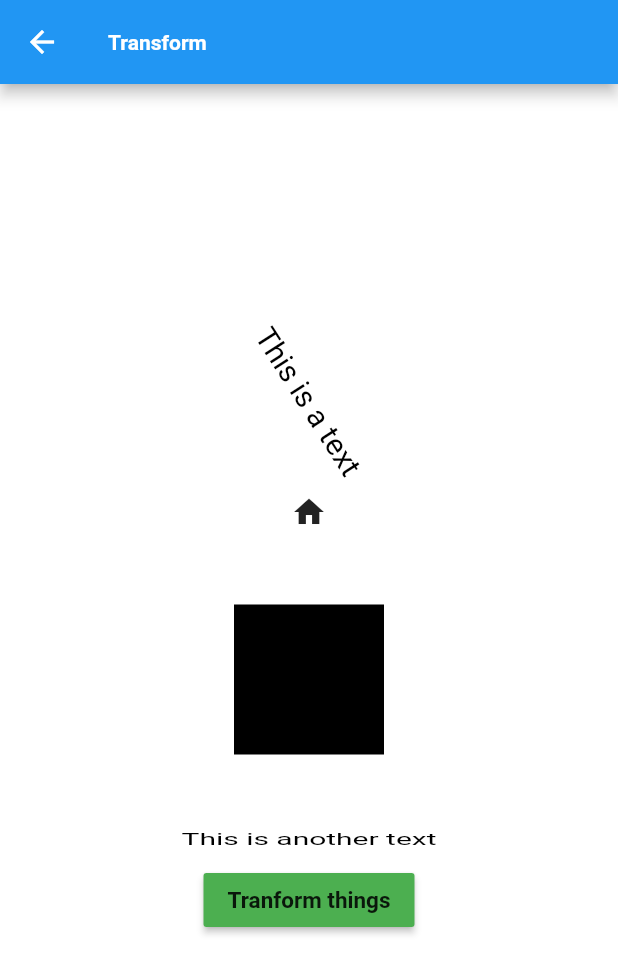
After one commit to hmmisthisgood/brodway-6-am-feb-april, a Flutter app: the TransformWidget screen opened directly, on a phone screen of 412 x 824 dp. The commit adds this screen. Shown: the top 974 px of the screen. Run offline on Flutter 3.47's test engine with Material 2 defaults, Android fonts, the phone set to English and light mode, and no system bars; our stand-ins replace animated_bottom_navigation_bar, easy_localization, firebase_auth, firebase_core, flutter_bloc, flutter_custom_clippers and 11 more; missing offline and left inert: flutter_facebook_auth; accounts and stored records are empty.

Commit message:
Transform widget used

```diff
--- a/tiktok/lib/feature/random/ui/random_ui.dart
+++ b/tiktok/lib/feature/random/ui/random_ui.dart
@@ -1,9 +1,11 @@
 import 'package:flutter/material.dart';
 import 'package:tiktok/feature/random/ui/animated_screen.dart';
+import 'package:tiktok/feature/random/ui/animation_with_controller.dart';
 import 'package:tiktok/feature/random/ui/clipper.dart';
 import 'package:tiktok/feature/random/ui/hero1.dart';
 import 'package:tiktok/feature/random/ui/lottie_screen.dart';
 import 'package:tiktok/feature/random/ui/screen_with_provider.dart';
+import 'package:tiktok/feature/random/ui/transform_widget.dart';
 import 'package:tiktok/feature/random/ui/value_listnable.dart';
 
 import '../../../common/navigation/custom_navigation.dart';
@@ -22,6 +24,11 @@ class RandomUi extends StatelessWidget {
     {"screen": "Provider usage", "widget": ProviderScreen()},
     {"screen": "Stream builder", "widget": StreamUi()},
     {"screen": "Value listenable builder", "widget": ValueListenableWidget()},
+    {
+      "screen": "Animation with custom controller",
+      "widget": AnimWithController()
+    },
+    {"screen": "Transform screen", "widget": TransformWidget()}
   ];
 
   @override
--- /dev/null
+++ b/tiktok/lib/feature/random/ui/transform_widget.dart
@@ -0,0 +1,93 @@
+import 'dart:math';
+
+import 'package:flutter/material.dart';
+
+class TransformWidget extends StatefulWidget {
+  const TransformWidget({Key? key}) : super(key: key);
+
+  @override
+  State<TransformWidget> createState() => _TransformWidgetState();
+}
+
+class _TransformWidgetState extends State<TransformWidget> {
+  Offset offset = Offset.zero;
+  double scale = 1.0;
+  double angle = 1.0;
+
+  @override
+  Widget build(BuildContext context) {
+    return Scaffold(
+      appBar: AppBar(
+        title: Text("Transform"),
+      ),
+      body: Container(
+        width: double.infinity,
+        child: Column(
+          mainAxisAlignment: MainAxisAlignment.center,
+          children: [
+            // RotatedBox(
+            //     quarterTurns: 2,
+            //     child: Text(
+            //       "This is a text",
+            //       style: TextStyle(fontSize: 20),
+            //     )),
+
+            /// transform widgett
+
+            Transform.rotate(
+              angle: angle,
+              child: Text("This is a text", style: TextStyle(fontSize: 20)),
+            ),
+
+            SizedBox(height: 50),
+            Transform.scale(
+              scale: scale,
+              child: Icon(
+                Icons.home,
+              ),
+            ),
+            SizedBox(height: 50),
+
+// [1 0 0 0
+//  0 1 0 0 =I
+//  0 0 1 0
+//  0 0 0 1
+// ]
+
+// [0 0 0
+// 0 0 0
+            // 0 0 0
+// ]
+
+            /// (0,0), (100,200)
+            Transform.translate(
+              offset: offset,
+              child: Container(height: 100, width: 100, color: Colors.black),
+            ),
+            SizedBox(height: 50),
+//3.14
+            Transform(
+              transform: Matrix4(1, 0, 0, 0, 0, 1, 0, 0, 0, 0, 1, 0, 0, 0, 0, 1)
+                ..rotateX(angle),
+              // ..rotateY(angle)
+              // ..translate(2),
+              child:
+                  Text("This is another text", style: TextStyle(fontSize: 20)),
+            ),
+
+            MaterialButton(
+              onPressed: () {
+                offset = Offset(150, 200);
+                angle = pi / 4;
+                scale = 5;
+                setState(() {});
+              },
+              color: Colors.green,
+              child: Text("Tranform things"),
+            )
+          ],
+        ),
+      ),
+    );
+  }
+}
--- a/tiktok/pubspec.yaml
+++ b/tiktok/pubspec.yaml
@@ -40,7 +40,7 @@ dependencies:
   fluttertoast: ^8.0.9
   flutter_custom_clippers: ^2.0.0
   lottie: 1.2.2
-
+  flutter_vector_icons: ^1.0.0
   # video
   video_player: ^2.3.0
 
```
Also changed, not shown: tiktok/lib/feature/random/ui/animation_with_controller.dart (+92 -0 lines), tiktok/pubspec.lock.
